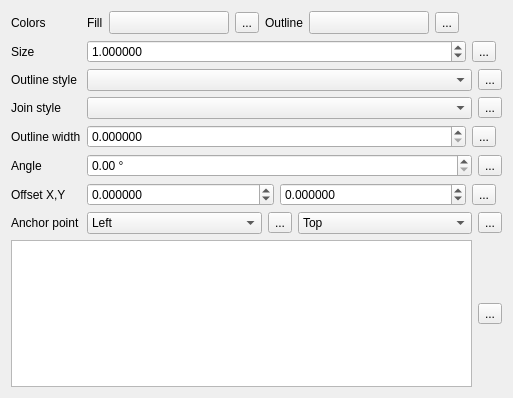
Old version of the form src/ui/symbollayer/widget_simplemarker.ui in the repository carsmie/QGIS.
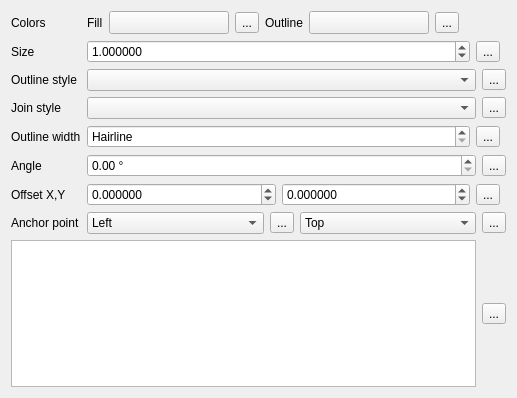
New version of the form. Custom widgets are drawn as their Qt base class.

Commit message: [symbology] Add explanatory text for 0 line widths (fix #9937)

The edit to the form file:
```diff
--- a/src/ui/symbollayer/widget_simplemarker.ui
+++ b/src/ui/symbollayer/widget_simplemarker.ui
@@ -6,7 +6,7 @@
    <rect>
     <x>0</x>
     <y>0</y>
-    <width>513</width>
+    <width>517</width>
     <height>398</height>
    </rect>
   </property>
@@ -80,6 +80,9 @@
          <verstretch>0</verstretch>
         </sizepolicy>
        </property>
+       <property name="specialValueText">
+        <string>Hairline</string>
+       </property>
        <property name="decimals">
         <number>6</number>
        </property>
```
Left out of the diff: 6 changed lines with no effect on the pictures. The commit also changes 5 other files.
